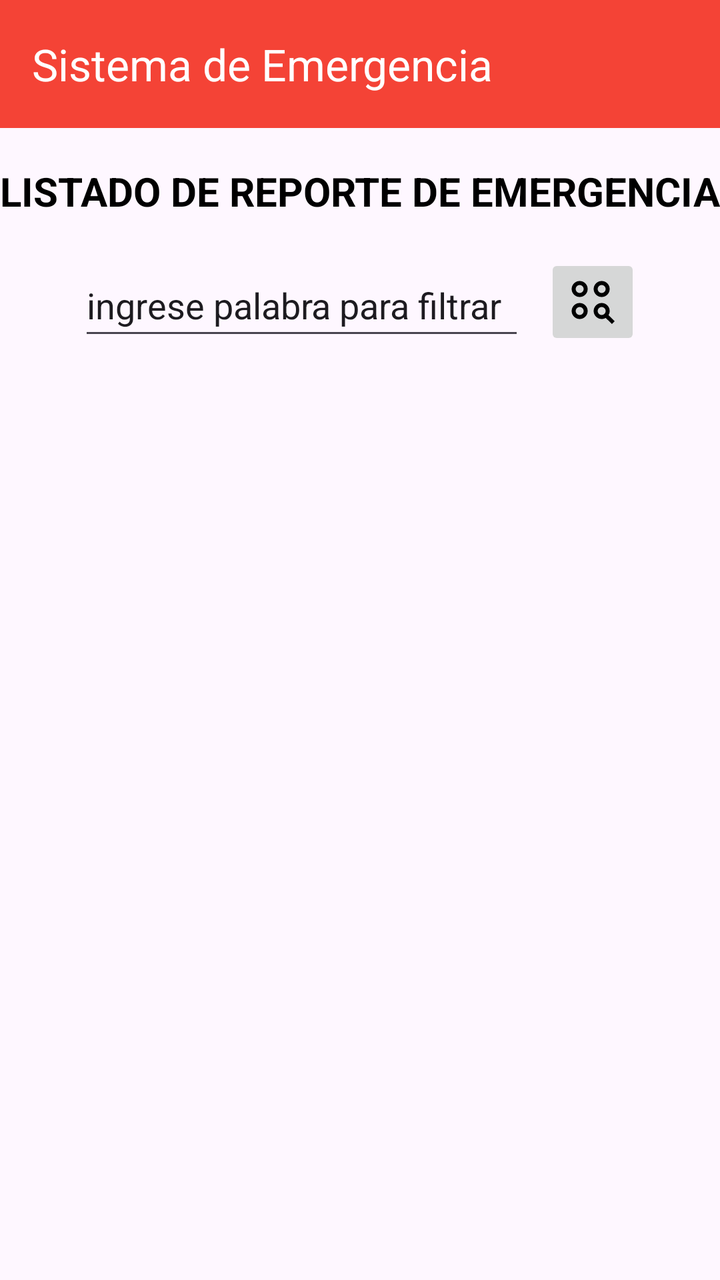
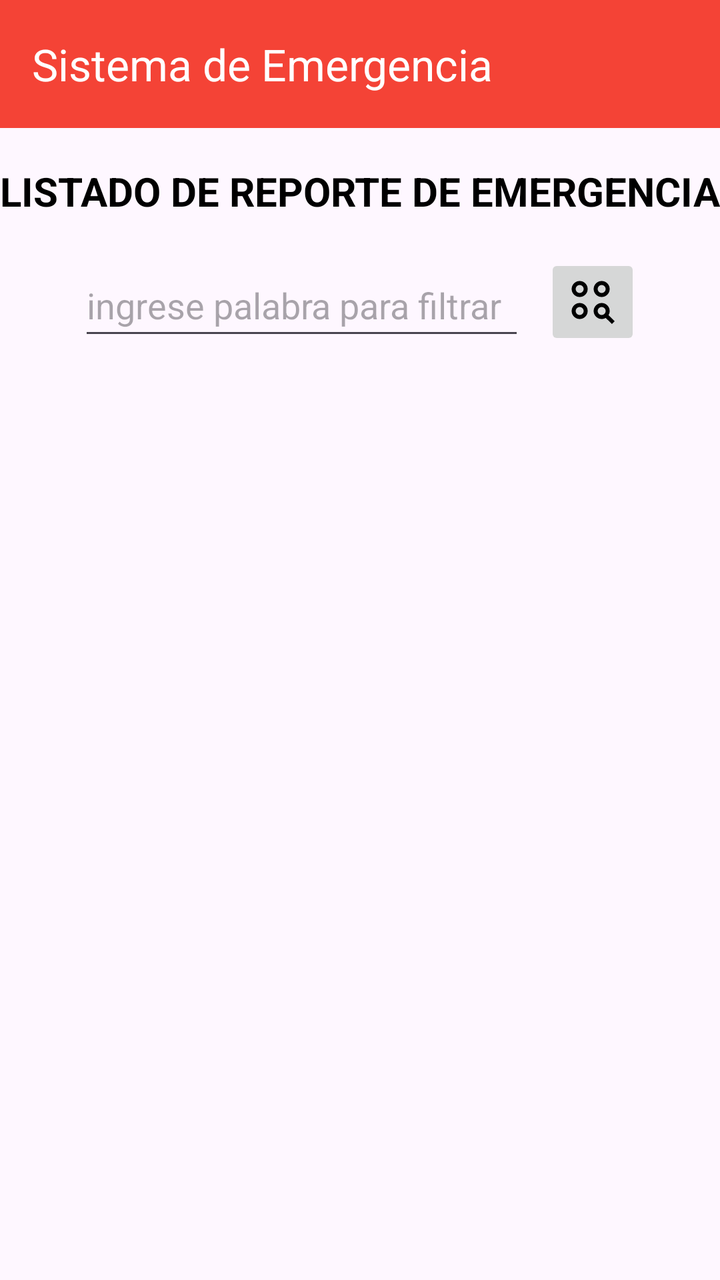

The first picture is an Android layout as it rendered before a commit; the second is the same layout after the commit. The layout source and the unified diff follow.
<!-- AndroidManifest.xml: application theme Theme.APPEJEMPLO2Semana3XML -->
<!-- res/layout/activity_listar_rv.xml -->
<?xml version="1.0" encoding="utf-8"?>
<androidx.constraintlayout.widget.ConstraintLayout xmlns:android="http://schemas.android.com/apk/res/android"
    xmlns:app="http://schemas.android.com/apk/res-auto"
    xmlns:tools="http://schemas.android.com/tools"
    android:id="@+id/main"
    android:layout_width="match_parent"
    android:layout_height="match_parent"
    tools:context=".activity_Listar_rv">

    <androidx.appcompat.widget.Toolbar
        android:id="@+id/lb_ListarRV"
        android:layout_width="match_parent"
        android:layout_height="wrap_content"
        android:background="?attr/colorPrimary"
        android:minHeight="?attr/actionBarSize"
        android:theme="@style/EstiloToolBar"
        app:layout_constraintEnd_toEndOf="parent"
        app:layout_constraintStart_toStartOf="parent"
        app:layout_constraintTop_toTopOf="parent"
        app:title="Sistema de Emergencia"
        app:titleTextColor="@color/white" />

    <TextView
        android:id="@+id/textView5"
        style="@style/title"
        android:layout_width="wrap_content"
        android:layout_height="wrap_content"
        android:layout_marginTop="@dimen/altura_view"
        android:text="LISTADO DE REPORTE DE EMERGENCIA"
        app:layout_constraintEnd_toEndOf="parent"
        app:layout_constraintStart_toStartOf="parent"
        app:layout_constraintTop_toBottomOf="@+id/lb_ListarRV" />

    <LinearLayout
        android:id="@+id/linearLayout2"
        android:layout_width="match_parent"
        android:layout_height="wrap_content"
        android:layout_marginTop="@dimen/altura_view"
        android:gravity="center_horizontal"
        android:orientation="horizontal"
        app:layout_constraintEnd_toEndOf="parent"
        app:layout_constraintStart_toStartOf="parent"
        app:layout_constraintTop_toBottomOf="@+id/textView5">

        <EditText
            android:id="@+id/editTextText"
            android:layout_width="223dp"
            android:layout_height="48dp"
            android:layout_marginRight="10dp"
            android:layout_weight="0"
            android:ems="10"
            android:inputType="text"
            android:text="ingrese palabra para filtrar" />

        <ImageButton
            android:id="@+id/btnimgBuscar"
            android:layout_width="wrap_content"
            android:layout_height="match_parent"
            android:layout_weight="0"
            app:srcCompat="@drawable/outline_action_key_24"
            tools:ignore="SpeakableTextPresentCheck" />
    </LinearLayout>

    <androidx.recyclerview.widget.RecyclerView
        android:id="@+id/rvListaemergencia"
        android:layout_width="0dp"
        android:layout_height="0dp"
        android:layout_marginStart="5dp"
        android:layout_marginTop="@dimen/altura_view"
        android:layout_marginEnd="5dp"
        android:layout_marginBottom="5dp"
        app:layout_constraintBottom_toBottomOf="parent"
        app:layout_constraintEnd_toEndOf="parent"
        app:layout_constraintStart_toStartOf="parent"
        app:layout_constraintTop_toBottomOf="@+id/linearLayout2" />

</androidx.constraintlayout.widget.ConstraintLayout>
<!-- resources referenced by this layout -->
<resources>
  <color name="white">#FFFFFFFF</color>
  <dimen name="altura_view">18dp</dimen>
  <!-- drawable outline_action_key_24 (drawable) -->
  <vector xmlns:android="http://schemas.android.com/apk/res/android" android:height="24dp" android:tint="#000000" android:viewportHeight="960" android:viewportWidth="960" android:width="24dp">
        
      <path android:fillColor="@android:color/white" android:pathData="M864,920L741,798Q723,809 702.5,814.5Q682,820 660,820Q594,820 547,773Q500,726 500,660Q500,594 547,547Q594,500 660,500Q726,500 773,547Q820,594 820,660Q820,683 814,703.5Q808,724 797,742L920,864L864,920ZM220,820Q154,820 107,773Q60,726 60,660Q60,594 107,547Q154,500 220,500Q286,500 333,547Q380,594 380,660Q380,726 333,773Q286,820 220,820ZM220,740Q253,740 276.5,716.5Q300,693 300,660Q300,627 276.5,603.5Q253,580 220,580Q187,580 163.5,603.5Q140,627 140,660Q140,693 163.5,716.5Q187,740 220,740ZM660,740Q693,740 716.5,716.5Q740,693 740,660Q740,627 716.5,603.5Q693,580 660,580Q627,580 603.5,603.5Q580,627 580,660Q580,693 603.5,716.5Q627,740 660,740ZM220,380Q154,380 107,333Q60,286 60,220Q60,154 107,107Q154,60 220,60Q286,60 333,107Q380,154 380,220Q380,286 333,333Q286,380 220,380ZM660,380Q594,380 547,333Q500,286 500,220Q500,154 547,107Q594,60 660,60Q726,60 773,107Q820,154 820,220Q820,286 773,333Q726,380 660,380ZM220,300Q253,300 276.5,276.5Q300,253 300,220Q300,187 276.5,163.5Q253,140 220,140Q187,140 163.5,163.5Q140,187 140,220Q140,253 163.5,276.5Q187,300 220,300ZM660,300Q693,300 716.5,276.5Q740,253 740,220Q740,187 716.5,163.5Q693,140 660,140Q627,140 603.5,163.5Q580,187 580,220Q580,253 603.5,276.5Q627,300 660,300ZM220,660Q220,660 220,660Q220,660 220,660Q220,660 220,660Q220,660 220,660Q220,660 220,660Q220,660 220,660Q220,660 220,660Q220,660 220,660ZM220,220Q220,220 220,220Q220,220 220,220Q220,220 220,220Q220,220 220,220Q220,220 220,220Q220,220 220,220Q220,220 220,220Q220,220 220,220ZM660,220Q660,220 660,220Q660,220 660,220Q660,220 660,220Q660,220 660,220Q660,220 660,220Q660,220 660,220Q660,220 660,220Q660,220 660,220Z"/>
      
  </vector>
  <style name="EstiloToolBar" parent="ThemeOverlay.AppCompat.Dark.ActionBar">
          <item name="colorControlNormal">@color/white</item>
      </style>
  <style name="title">
          <item name="android:textSize">20sp</item>
          <item name="android:textColor">@color/black</item>
          <item name="android:textStyle">bold</item>
          <item name="android:shadowColor">@color/gris</item>
          <item name="android:shadowDx">5</item>
          <item name="android:shadowDy">5</item>
      </style>
  <style name="Theme.APPEJEMPLO2Semana3XML" parent="Base.Theme.APPEJEMPLO2Semana3XML" />
  <color name="black">#FF000000</color>
  <color name="gris">#808080</color>
  <style name="Base.Theme.APPEJEMPLO2Semana3XML" parent="Theme.Material3.DayNight.NoActionBar">
          
          <item name="colorPrimary">@color/rojo_500</item>
          <item name="android:colorPrimaryDark">@color/rojo_700</item>
          <item name="colorAccent">@color/rojo_300</item>
      </style>
  <color name="rojo_500">#F44336</color>
  <color name="rojo_700">#D32F2F</color>
  <color name="rojo_300">#FF4081</color>
</resources>

<!-- the commit's change to res/layout/activity_listar_rv.xml (unified diff, before → after) -->
@@ -43,14 +43,14 @@
         app:layout_constraintTop_toBottomOf="@+id/textView5">
 
         <EditText
-            android:id="@+id/editTextText"
+            android:id="@+id/editText"
             android:layout_width="223dp"
             android:layout_height="48dp"
             android:layout_marginRight="10dp"
             android:layout_weight="0"
             android:ems="10"
             android:inputType="text"
-            android:text="ingrese palabra para filtrar" />
+            android:hint="ingrese palabra para filtrar" />
 
         <ImageButton
             android:id="@+id/btnimgBuscar"
